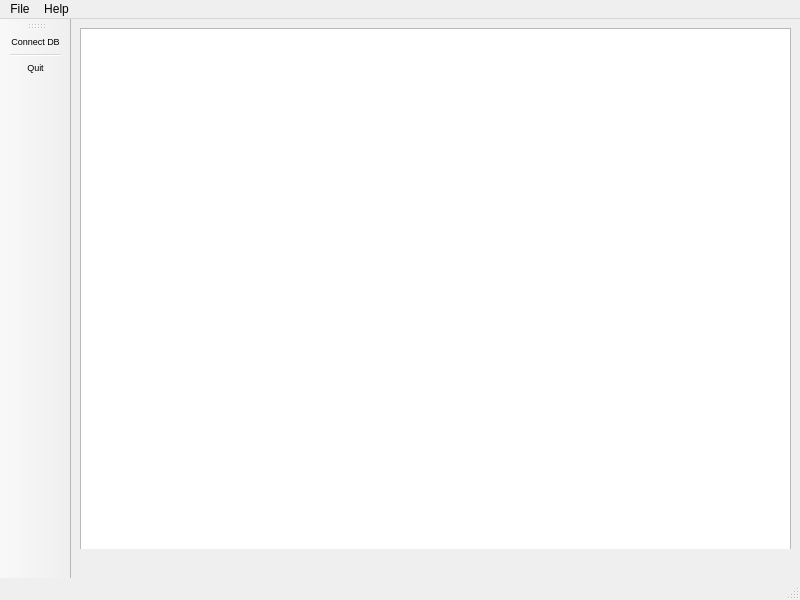
Qt form qt_gui/LibraryManagementSystem/mainwindow.ui (Corrlie/Library_management_system) before a commit.
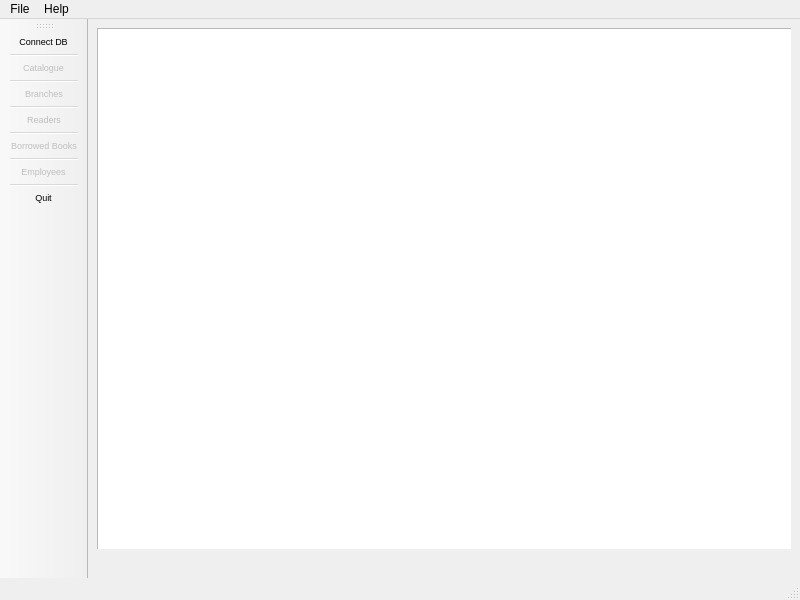
The same form after that commit. Icons and pictures are not drawn.

Commit message: Added toolbar for all options, one page with tableView for all table options

What changed in the file:
```diff
--- a/qt_gui/LibraryManagementSystem/mainwindow.ui
+++ b/qt_gui/LibraryManagementSystem/mainwindow.ui
@@ -135,6 +135,16 @@
    </attribute>
    <addaction name="actionConnect_DB"/>
    <addaction name="separator"/>
+   <addaction name="actionCatalogue"/>
+   <addaction name="separator"/>
+   <addaction name="actionLibraries"/>
+   <addaction name="separator"/>
+   <addaction name="actionReaders"/>
+   <addaction name="separator"/>
+   <addaction name="actionBorrowings"/>
+   <addaction name="separator"/>
+   <addaction name="actionEmployees"/>
+   <addaction name="separator"/>
    <addaction name="actionQuit"/>
   </widget>
   <action name="actionConnect_DB">
@@ -165,6 +175,66 @@
     <string>About Qt</string>
    </property>
   </action>
+  <action name="actionCatalogue">
+   <property name="enabled">
+    <bool>false</bool>
+   </property>
+   <property name="icon">
+    <iconset resource="resources.qrc">
+     <normaloff>:/res/img/books.png</normaloff>:/res/img/books.png</iconset>
+   </property>
+   <property name="text">
+    <string>Catalogue</string>
+   </property>
+  </action>
+  <action name="actionLibraries">
+   <property name="enabled">
+    <bool>false</bool>
+   </property>
+   <property name="icon">
+    <iconset resource="resources.qrc">
+     <normaloff>:/res/img/branches.png</normaloff>:/res/img/branches.png</iconset>
+   </property>
+   <property name="text">
+    <string>Branches</string>
+   </property>
+  </action>
+  <action name="actionReaders">
+   <property name="enabled">
+    <bool>false</bool>
+   </property>
+   <property name="icon">
+    <iconset resource="resources.qrc">
+     <normaloff>:/res/img/reader.png</normaloff>:/res/img/reader.png</iconset>
+   </property>
+   <property name="text">
+    <string>Readers</string>
+   </property>
+  </action>
+  <action name="actionBorrowings">
+   <property name="enabled">
+    <bool>false</bool>
+   </property>
+   <property name="icon">
+    <iconset resource="resources.qrc">
+     <normaloff>:/res/img/rentals.png</normaloff>:/res/img/rentals.png</iconset>
+   </property>
+   <property name="text">
+    <string>Borrowed Books</string>
+   </property>
+  </action>
+  <action name="actionEmployees">
+   <property name="enabled">
+    <bool>false</bool>
+   </property>
+   <property name="icon">
+    <iconset resource="resources.qrc">
+     <normaloff>:/res/img/employee.png</normaloff>:/res/img/employee.png</iconset>
+   </property>
+   <property name="text">
+    <string>Employees</string>
+   </property>
+  </action>
  </widget>
  <resources>
   <include location="resources.qrc"/>
```
The commit also changes 7 other files.
